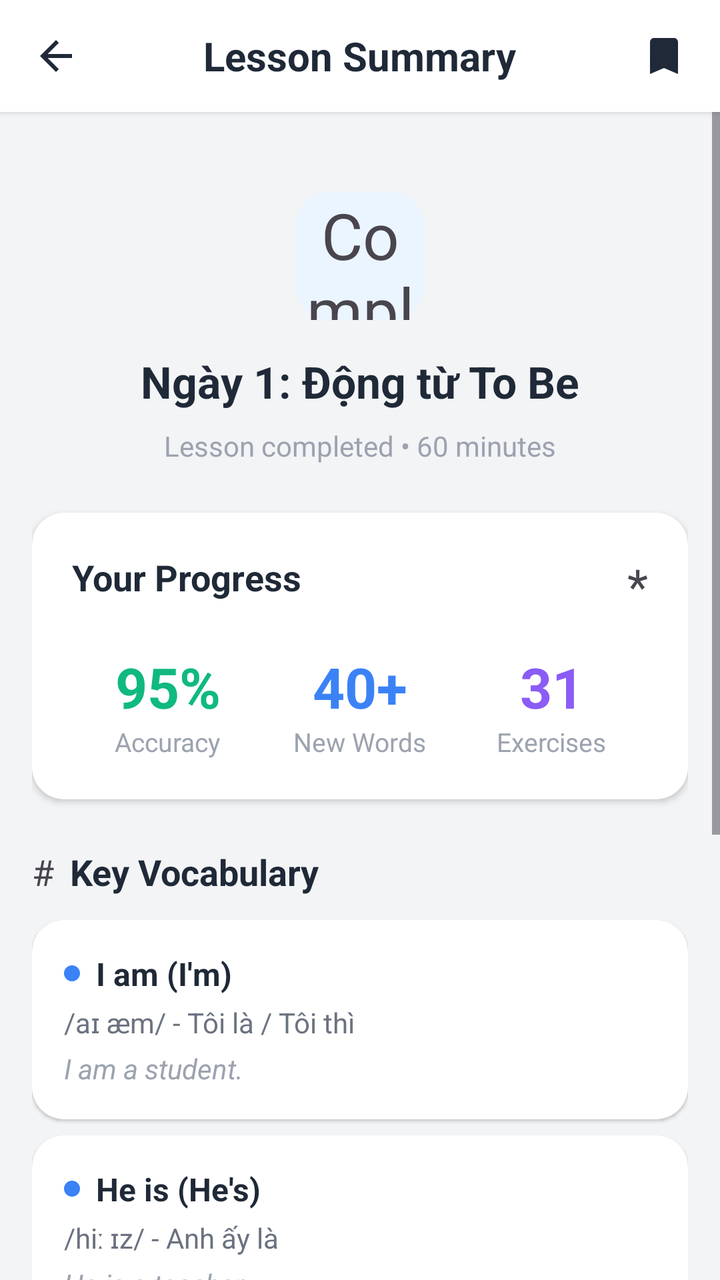
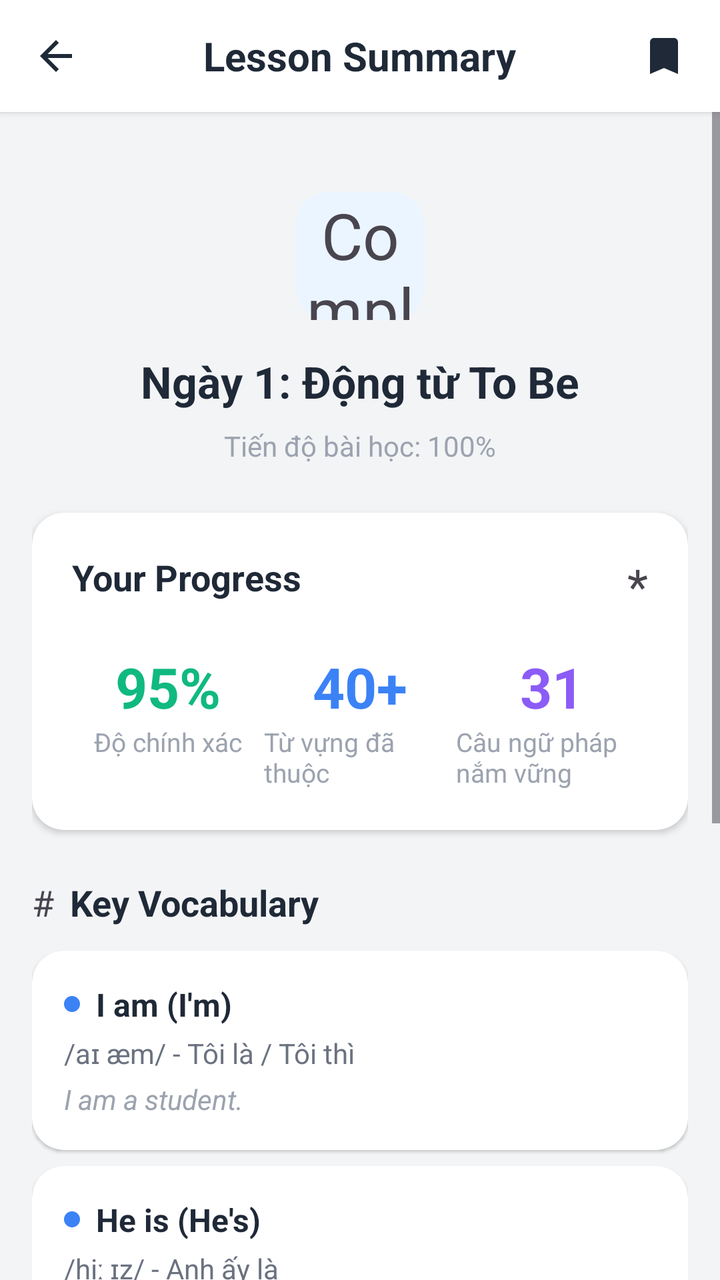

An Android layout rendered at two revisions. The XML below is the earlier revision; the diff shows what the commit changed to produce the second picture.
<!-- AndroidManifest.xml: application theme Theme.LearnEnglish -->
<!-- res/layout/activity_lesson_summary.xml -->
<?xml version="1.0" encoding="utf-8"?>
<LinearLayout xmlns:android="http://schemas.android.com/apk/res/android"
    xmlns:app="http://schemas.android.com/apk/res-auto"
    xmlns:tools="http://schemas.android.com/tools"
    android:id="@+id/main"
    android:layout_width="match_parent"
    android:layout_height="match_parent"
    android:orientation="vertical"
    android:background="#F3F4F6"
    tools:context=".LessonSummaryActivity">

    
    <RelativeLayout
        android:layout_width="match_parent"
        android:layout_height="56dp"
        android:background="@android:color/white"
        android:elevation="2dp"
        android:paddingStart="8dp"
        android:paddingEnd="8dp">

        <ImageButton
            android:id="@+id/btnBack"
            android:layout_width="40dp"
            android:layout_height="40dp"
            android:layout_centerVertical="true"
            android:background="?attr/selectableItemBackgroundBorderless"
            android:contentDescription="Back"
            android:src="@drawable/ic_arrow_back"
            app:tint="#1F2937" />

        <TextView
            android:layout_width="wrap_content"
            android:layout_height="wrap_content"
            android:layout_centerInParent="true"
            android:text="Lesson Summary"
            android:textColor="#1F2937"
            android:textSize="20sp"
            android:textStyle="bold" />

        <ImageButton
            android:layout_width="40dp"
            android:layout_height="40dp"
            android:layout_alignParentEnd="true"
            android:layout_centerVertical="true"
            android:background="?attr/selectableItemBackgroundBorderless"
            android:contentDescription="Bookmark"
            android:src="@drawable/ic_bookmark"
            app:tint="#1F2937" />
    </RelativeLayout>

    <ScrollView
        android:layout_width="match_parent"
        android:layout_height="0dp"
        android:layout_weight="1">

        <LinearLayout
            android:layout_width="match_parent"
            android:layout_height="wrap_content"
            android:orientation="vertical"
            android:gravity="center_horizontal"
            android:padding="16dp">

            
            <TextView
                android:layout_width="64dp"
                android:layout_height="64dp"
                android:layout_marginTop="24dp"
                android:background="@drawable/bg_badge_blue"
                android:gravity="center"
                android:text="Complete"
                android:textSize="32sp" />

            <TextView
                android:layout_width="wrap_content"
                android:layout_height="wrap_content"
                android:layout_marginTop="16dp"
                android:text="Ngày 1: Động từ To Be"
                android:textColor="#1F2937"
                android:textSize="22sp"
                android:textStyle="bold" />

            <TextView
                android:layout_width="wrap_content"
                android:layout_height="wrap_content"
                android:layout_marginTop="8dp"
                android:text="Lesson completed • 60 minutes"
                android:textColor="#9CA3AF"
                android:textSize="14sp" />

            
            <androidx.cardview.widget.CardView
                android:layout_width="match_parent"
                android:layout_height="wrap_content"
                android:layout_marginTop="24dp"
                app:cardCornerRadius="16dp"
                app:cardElevation="2dp"
                app:cardBackgroundColor="@android:color/white">

                <LinearLayout
                    android:layout_width="match_parent"
                    android:layout_height="wrap_content"
                    android:orientation="vertical"
                    android:padding="20dp">

                    <RelativeLayout
                        android:layout_width="match_parent"
                        android:layout_height="wrap_content">
                        <TextView
                            android:layout_width="wrap_content"
                            android:layout_height="wrap_content"
                            android:text="Your Progress"
                            android:textColor="#1F2937"
                            android:textSize="18sp"
                            android:textStyle="bold" />
                        <TextView
                            android:layout_width="wrap_content"
                            android:layout_height="wrap_content"
                            android:layout_alignParentEnd="true"
                            android:text="*"
                            android:textSize="24sp" />
                    </RelativeLayout>

                    <LinearLayout
                        android:layout_width="match_parent"
                        android:layout_height="wrap_content"
                        android:layout_marginTop="16dp"
                        android:orientation="horizontal">

                        <LinearLayout
                            android:layout_width="0dp"
                            android:layout_height="wrap_content"
                            android:layout_weight="1"
                            android:gravity="center"
                            android:orientation="vertical">
                            <TextView
                                android:layout_width="wrap_content"
                                android:layout_height="wrap_content"
                                android:text="95%"
                                android:textColor="#10B981"
                                android:textSize="28sp"
                                android:textStyle="bold" />
                            <TextView
                                android:layout_width="wrap_content"
                                android:layout_height="wrap_content"
                                android:text="Accuracy"
                                android:textColor="#9CA3AF"
                                android:textSize="13sp" />
                        </LinearLayout>

                        <LinearLayout
                            android:layout_width="0dp"
                            android:layout_height="wrap_content"
                            android:layout_weight="1"
                            android:gravity="center"
                            android:orientation="vertical">
                            <TextView
                                android:layout_width="wrap_content"
                                android:layout_height="wrap_content"
                                android:text="40+"
                                android:textColor="#3B82F6"
                                android:textSize="28sp"
                                android:textStyle="bold" />
                            <TextView
                                android:layout_width="wrap_content"
                                android:layout_height="wrap_content"
                                android:text="New Words"
                                android:textColor="#9CA3AF"
                                android:textSize="13sp" />
                        </LinearLayout>

                        <LinearLayout
                            android:layout_width="0dp"
                            android:layout_height="wrap_content"
                            android:layout_weight="1"
                            android:gravity="center"
                            android:orientation="vertical">
                            <TextView
                                android:layout_width="wrap_content"
                                android:layout_height="wrap_content"
                                android:text="31"
                                android:textColor="#8B5CF6"
                                android:textSize="28sp"
                                android:textStyle="bold" />
                            <TextView
                                android:layout_width="wrap_content"
                                android:layout_height="wrap_content"
                                android:text="Exercises"
                                android:textColor="#9CA3AF"
                                android:textSize="13sp" />
                        </LinearLayout>
                    </LinearLayout>
                </LinearLayout>
            </androidx.cardview.widget.CardView>

            
            <LinearLayout
                android:layout_width="match_parent"
                android:layout_height="wrap_content"
                android:layout_marginTop="24dp"
                android:orientation="horizontal"
                android:gravity="center_vertical">
                <TextView
                    android:layout_width="wrap_content"
                    android:layout_height="wrap_content"
                    android:text="#"
                    android:textSize="18sp" />
                <TextView
                    android:layout_width="wrap_content"
                    android:layout_height="wrap_content"
                    android:layout_marginStart="8dp"
                    android:text="Key Vocabulary"
                    android:textColor="#1F2937"
                    android:textSize="18sp"
                    android:textStyle="bold" />
            </LinearLayout>

            
            <androidx.cardview.widget.CardView
                android:layout_width="match_parent"
                android:layout_height="wrap_content"
                android:layout_marginTop="12dp"
                app:cardCornerRadius="16dp"
                app:cardElevation="1dp"
                app:cardBackgroundColor="@android:color/white">
                <LinearLayout
                    android:layout_width="match_parent"
                    android:layout_height="wrap_content"
                    android:orientation="vertical"
                    android:padding="16dp">
                    <LinearLayout
                        android:layout_width="match_parent"
                        android:layout_height="wrap_content"
                        android:orientation="horizontal"
                        android:gravity="center_vertical">
                        <View
                            android:layout_width="8dp"
                            android:layout_height="8dp"
                            android:background="@drawable/bg_circle_blue" />
                        <TextView
                            android:layout_width="wrap_content"
                            android:layout_height="wrap_content"
                            android:layout_marginStart="8dp"
                            android:text="I am (I&apos;m)"
                            android:textColor="#1F2937"
                            android:textSize="16sp"
                            android:textStyle="bold" />
                    </LinearLayout>
                    <TextView
                        android:layout_width="wrap_content"
                        android:layout_height="wrap_content"
                        android:layout_marginTop="4dp"
                        android:text="/aɪ æm/ - Tôi là / Tôi thì"
                        android:textColor="#6B7280"
                        android:textSize="14sp" />
                    <TextView
                        android:layout_width="wrap_content"
                        android:layout_height="wrap_content"
                        android:layout_marginTop="4dp"
                        android:text="I am a student."
                        android:textColor="#9CA3AF"
                        android:textSize="14sp"
                        android:textStyle="italic" />
                </LinearLayout>
            </androidx.cardview.widget.CardView>

            
            <androidx.cardview.widget.CardView
                android:layout_width="match_parent"
                android:layout_height="wrap_content"
                android:layout_marginTop="8dp"
                app:cardCornerRadius="16dp"
                app:cardElevation="1dp"
                app:cardBackgroundColor="@android:color/white">
                <LinearLayout
                    android:layout_width="match_parent"
                    android:layout_height="wrap_content"
                    android:orientation="vertical"
                    android:padding="16dp">
                    <LinearLayout
                        android:layout_width="match_parent"
                        android:layout_height="wrap_content"
                        android:orientation="horizontal"
                        android:gravity="center_vertical">
                        <View
                            android:layout_width="8dp"
                            android:layout_height="8dp"
                            android:background="@drawable/bg_circle_blue" />
                        <TextView
                            android:layout_width="wrap_content"
                            android:layout_height="wrap_content"
                            android:layout_marginStart="8dp"
                            android:text="He is (He&apos;s)"
                            android:textColor="#1F2937"
                            android:textSize="16sp"
                            android:textStyle="bold" />
                    </LinearLayout>
                    <TextView
                        android:layout_width="wrap_content"
                        android:layout_height="wrap_content"
                        android:layout_marginTop="4dp"
                        android:text="/hiː ɪz/ - Anh ấy là"
                        android:textColor="#6B7280"
                        android:textSize="14sp" />
                    <TextView
                        android:layout_width="wrap_content"
                        android:layout_height="wrap_content"
                        android:layout_marginTop="4dp"
                        android:text="He is a teacher."
                        android:textColor="#9CA3AF"
                        android:textSize="14sp"
                        android:textStyle="italic" />
                </LinearLayout>
            </androidx.cardview.widget.CardView>

            
            <TextView
                android:layout_width="match_parent"
                android:layout_height="wrap_content"
                android:layout_marginTop="24dp"
                android:text="Tiếp tục học"
                android:textColor="#1F2937"
                android:textSize="18sp"
                android:textStyle="bold" />

            <Button
                android:id="@+id/btnReviewVocab"
                android:layout_width="match_parent"
                android:layout_height="52dp"
                android:layout_marginTop="12dp"
                android:background="@drawable/bg_button_blue"
                android:text="Ôn lại từ vựng"
                android:textColor="@android:color/white"
                android:textSize="15sp"
                android:textStyle="bold"
                android:textAllCaps="false" />

            <Button
                android:id="@+id/btnRedoExercise"
                android:layout_width="match_parent"
                android:layout_height="52dp"
                android:layout_marginTop="8dp"
                android:background="@drawable/bg_button_gradient"
                android:text="Làm lại bài tập"
                android:textColor="@android:color/white"
                android:textSize="15sp"
                android:textStyle="bold"
                android:textAllCaps="false" />

            <Button
                android:id="@+id/btnRedoQuiz"
                android:layout_width="match_parent"
                android:layout_height="52dp"
                android:layout_marginTop="8dp"
                android:background="@drawable/bg_button_outline"
                android:text="Kiểm tra từ vựng lại"
                android:textColor="#3B82F6"
                android:textSize="15sp"
                android:textStyle="bold"
                android:textAllCaps="false" />

            <Button
                android:id="@+id/btnGoHome"
                android:layout_width="match_parent"
                android:layout_height="52dp"
                android:layout_marginTop="8dp"
                android:layout_marginBottom="24dp"
                android:background="@drawable/bg_button_outline"
                android:text="Về trang chính"
                android:textColor="#6B7280"
                android:textSize="15sp"
                android:textAllCaps="false" />
        </LinearLayout>
    </ScrollView>

</LinearLayout>
<!-- resources referenced by this layout -->
<resources>
  <!-- drawable bg_badge_blue (drawable) -->
  <?xml version="1.0" encoding="utf-8"?>
  <shape xmlns:android="http://schemas.android.com/apk/res/android"
      android:shape="rectangle">
      <solid android:color="#EBF5FF" />
      <corners android:radius="16dp" />
  </shape>
  <!-- drawable bg_button_blue (drawable) -->
  <?xml version="1.0" encoding="utf-8"?>
  <shape xmlns:android="http://schemas.android.com/apk/res/android"
      android:shape="rectangle">
      <solid android:color="#3B82F6" />
      <corners android:radius="16dp" />
  </shape>
  <!-- drawable bg_button_gradient (drawable) -->
  <?xml version="1.0" encoding="utf-8"?>
  <shape xmlns:android="http://schemas.android.com/apk/res/android"
      android:shape="rectangle">
      <gradient
          android:startColor="#10B981"
          android:endColor="#EC4899"
          android:angle="0" />
      <corners android:radius="16dp" />
  </shape>
  <!-- drawable bg_button_outline (drawable) -->
  <?xml version="1.0" encoding="utf-8"?>
  <shape xmlns:android="http://schemas.android.com/apk/res/android"
      android:shape="rectangle">
      <solid android:color="@android:color/white" />
      <stroke android:width="1.5dp" android:color="#D1D5DB" />
      <corners android:radius="16dp" />
  </shape>
  <!-- drawable bg_circle_blue (drawable) -->
  <?xml version="1.0" encoding="utf-8"?>
  <shape xmlns:android="http://schemas.android.com/apk/res/android"
      android:shape="oval">
      <solid android:color="#3B82F6" />
  </shape>
  <!-- drawable ic_arrow_back (drawable) -->
  <?xml version="1.0" encoding="utf-8"?>
  <vector xmlns:android="http://schemas.android.com/apk/res/android"
      android:width="24dp"
      android:height="24dp"
      android:viewportWidth="24"
      android:viewportHeight="24">
      <path
          android:fillColor="#1F2937"
          android:pathData="M20,11H7.83l5.59,-5.59L12,4l-8,8l8,8l1.41,-1.41L7.83,13H20v-2z"/>
  </vector>
  <!-- drawable ic_bookmark (drawable) -->
  <?xml version="1.0" encoding="utf-8"?>
  <vector xmlns:android="http://schemas.android.com/apk/res/android"
      android:width="24dp"
      android:height="24dp"
      android:viewportWidth="24"
      android:viewportHeight="24">
      <path
          android:fillColor="#1F2937"
          android:pathData="M17,3H7c-1.1,0 -1.99,0.9 -1.99,2L5,21l7,-3l7,3V5c0,-1.1 -0.9,-2 -2,-2z"/>
  </vector>
  <style name="Theme.LearnEnglish" parent="Base.Theme.LearnEnglish" />
  <style name="Base.Theme.LearnEnglish" parent="Theme.Material3.DayNight.NoActionBar">
          
          
      </style>
</resources>

<!-- the commit's change to res/layout/activity_lesson_summary.xml (unified diff, before → after) -->
@@ -71,6 +71,7 @@
                 android:textSize="32sp" />
 
             <TextView
+                android:id="@+id/tvSummaryLessonTitle"
                 android:layout_width="wrap_content"
                 android:layout_height="wrap_content"
                 android:layout_marginTop="16dp"
@@ -80,10 +81,11 @@
                 android:textStyle="bold" />
 
             <TextView
+                android:id="@+id/tvSummaryStatus"
                 android:layout_width="wrap_content"
                 android:layout_height="wrap_content"
                 android:layout_marginTop="8dp"
-                android:text="Lesson completed • 60 minutes"
+                android:text="Tiến độ bài học: 100%"
                 android:textColor="#9CA3AF"
                 android:textSize="14sp" />
 
@@ -133,6 +135,7 @@
                             android:gravity="center"
                             android:orientation="vertical">
                             <TextView
+                                android:id="@+id/tvSummaryAccuracy"
                                 android:layout_width="wrap_content"
                                 android:layout_height="wrap_content"
                                 android:text="95%"
@@ -142,7 +145,7 @@
                             <TextView
                                 android:layout_width="wrap_content"
                                 android:layout_height="wrap_content"
-                                android:text="Accuracy"
+                                android:text="Độ chính xác"
                                 android:textColor="#9CA3AF"
                                 android:textSize="13sp" />
                         </LinearLayout>
@@ -154,6 +157,7 @@
                             android:gravity="center"
                             android:orientation="vertical">
                             <TextView
+                                android:id="@+id/tvSummaryVocabCount"
                                 android:layout_width="wrap_content"
                                 android:layout_height="wrap_content"
                                 android:text="40+"
@@ -163,7 +167,7 @@
                             <TextView
                                 android:layout_width="wrap_content"
                                 android:layout_height="wrap_content"
-                                android:text="New Words"
+                                android:text="Từ vựng đã thuộc"
                                 android:textColor="#9CA3AF"
                                 android:textSize="13sp" />
                         </LinearLayout>
@@ -175,6 +179,7 @@
                             android:gravity="center"
                             android:orientation="vertical">
                             <TextView
+                                android:id="@+id/tvSummaryGrammarCount"
                                 android:layout_width="wrap_content"
                                 android:layout_height="wrap_content"
                                 android:text="31"
@@ -184,7 +189,7 @@
                             <TextView
                                 android:layout_width="wrap_content"
                                 android:layout_height="wrap_content"
-                                android:text="Exercises"
+                                android:text="Câu ngữ pháp nắm vững"
                                 android:textColor="#9CA3AF"
                                 android:textSize="13sp" />
                         </LinearLayout>
